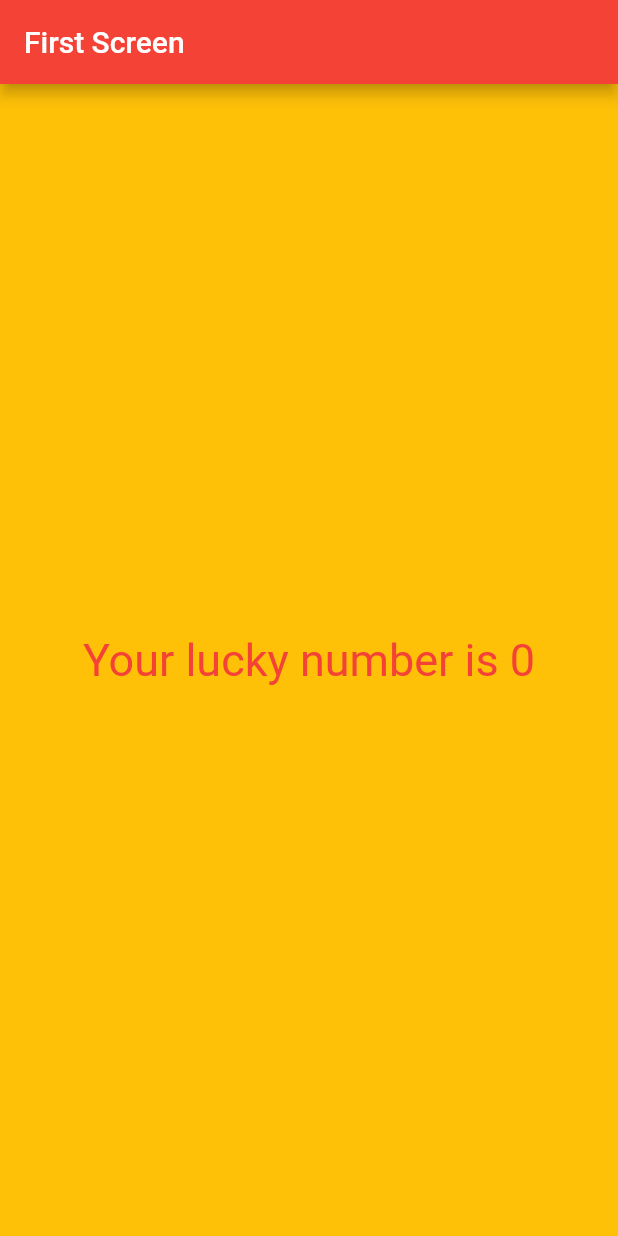
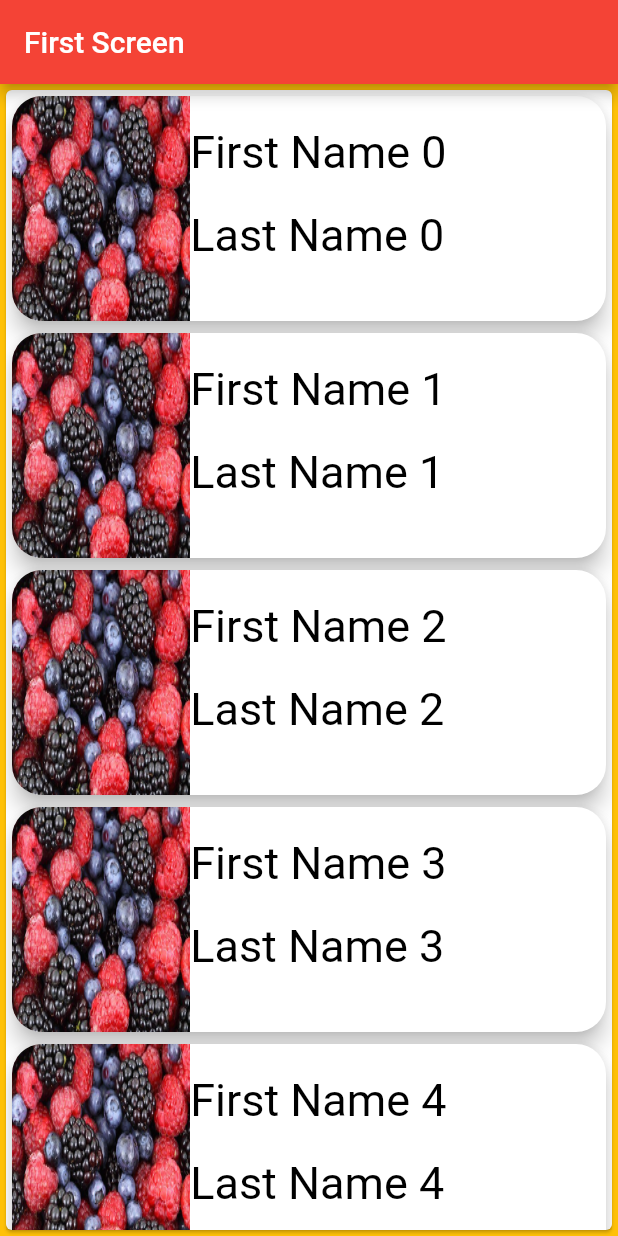
Before and after one commit to swaran5/new_flutter, a Flutter app: the screen it shows after launch, on a phone screen of 412 x 824 dp. Run offline on Flutter 3.47's test engine with Material 2 defaults, Android fonts, the phone set to English and light mode, and no system bars.

Commit message:
list view

```diff
--- a/lib/app_screens/first_screen.dart
+++ b/lib/app_screens/first_screen.dart
@@ -1,28 +1,84 @@
 import 'dart:math';
-
 import 'package:flutter/material.dart';
 
-class FirstScreen extends StatelessWidget{
+class FirstScreen extends StatelessWidget {
   @override
   Widget build(BuildContext context) {
     return Material(
-      color: Colors.amber,
-      child: Center(
-        child: Text(
-          gernerateRandomNumber(),
-          textDirection: TextDirection.ltr,
-          style: TextStyle(
-            color: Colors.red,
-            fontSize: 30.0,
-          ),
-        ),
-      ),
-    );
+        color: Colors.amber,
+        child: Card(
+          child: getListView(),
+        ));
   }
 
-  String gernerateRandomNumber() {
-      var random = new Random();
-      var num = random.nextInt(10);
-      return "Your lucky number is $num";
+  ListView getListView() {
+    var items = new List<String>.generate(20, (index) => "Item $index");
+    var listView = ListView.builder(
+        itemCount: items.length,
+        itemBuilder: (context, index) {
+          return getItemView(index);
+        });
+    return listView;
+  }
+
+  Widget getItemView(index) {
+    Widget itemView = Card(
+        shape:
+            RoundedRectangleBorder(borderRadius: BorderRadius.circular(20.0)),
+        elevation: 6.0,
+        child: Row(
+          mainAxisAlignment: MainAxisAlignment.spaceEvenly,
+          children: [
+            Expanded(
+              flex: 3,
+              child: Container(
+                height: 150,
+                width: 120,
+                child: ClipRRect(
+                  borderRadius: BorderRadius.only(
+                    topLeft: Radius.circular(20.0),
+                    topRight: Radius.circular(0),
+                    bottomLeft: Radius.circular(20.0),
+                    bottomRight: Radius.circular(0),
+                  ),
+                  child: Image(
+                    fit: BoxFit.fill,
+                    alignment: Alignment.centerLeft,
+                    image: AssetImage("images/item2.jpg"),
+                  ),
+                ),
+              ),
+            ),
+            Expanded(
+              flex: 7,
+              child: Container(
+                  child: Column(
+                mainAxisAlignment: MainAxisAlignment.spaceEvenly,
+                crossAxisAlignment: CrossAxisAlignment.stretch,
+                children: [
+                  Container(
+                      width: double.infinity,
+                      height: 75,
+                      child: Align(
+                          alignment: Alignment.centerLeft,
+                          child: Text(
+                            "First Name $index",
+                            style: TextStyle(color: Colors.black, fontSize: 30),
+                          ))),
+                  Container(
+                      width: double.infinity,
+                      height: 75,
+                      child: Align(
+                          alignment: Alignment.topLeft,
+                          child: Text(
+                            "Last Name $index",
+                            style: TextStyle(color: Colors.black, fontSize: 30),
+                          ))),
+                ],
+              )),
+            ),
+          ],
+        ));
+    return itemView;
   }
 }
--- a/lib/main.dart
+++ b/lib/main.dart
@@ -1,5 +1,6 @@
 import 'package:flutter/material.dart';
 import 'package:new_flutter/app_screens/first_screen.dart';
+import 'package:new_flutter/app_screens/second_screen.dart';
 
 void main() {
   runApp(new MyFlutterApp());
```
Also changed, not shown: lib/app_screens/second_screen.dart (added, +66 -0 lines), pubspec.yaml (+5 -3 lines), images/item2.jpg (added), pubspec.lock.
